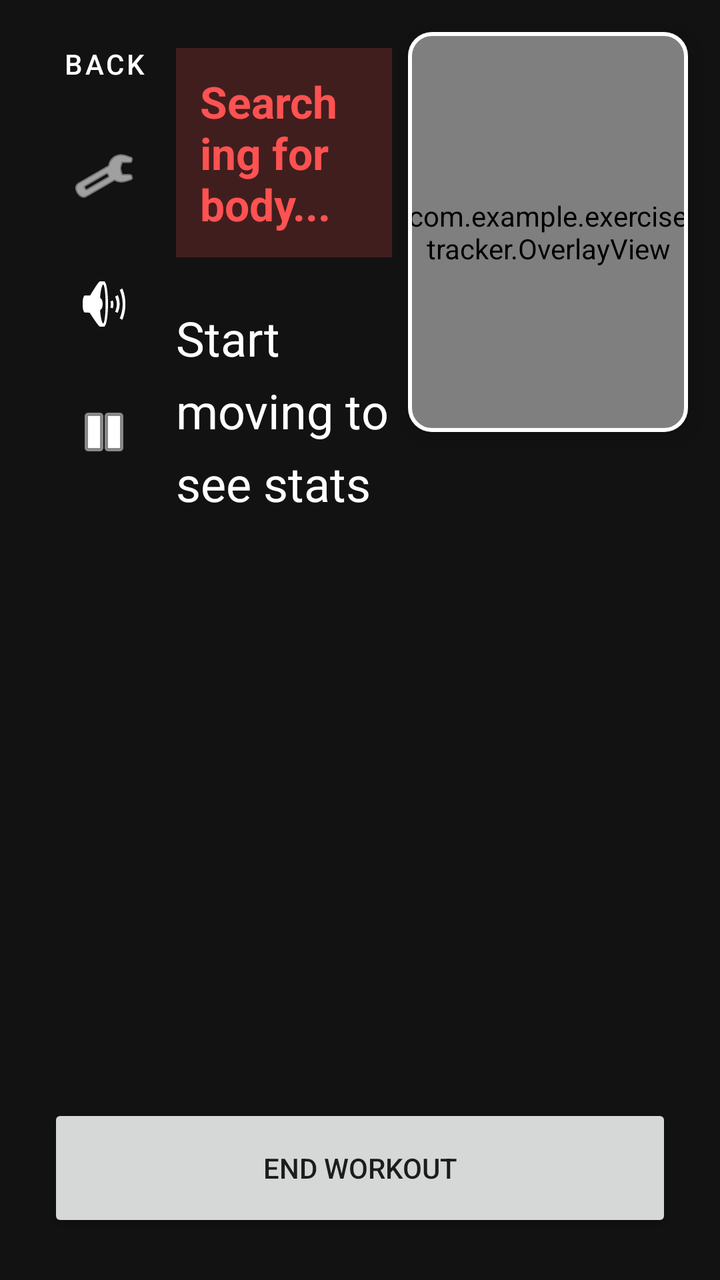
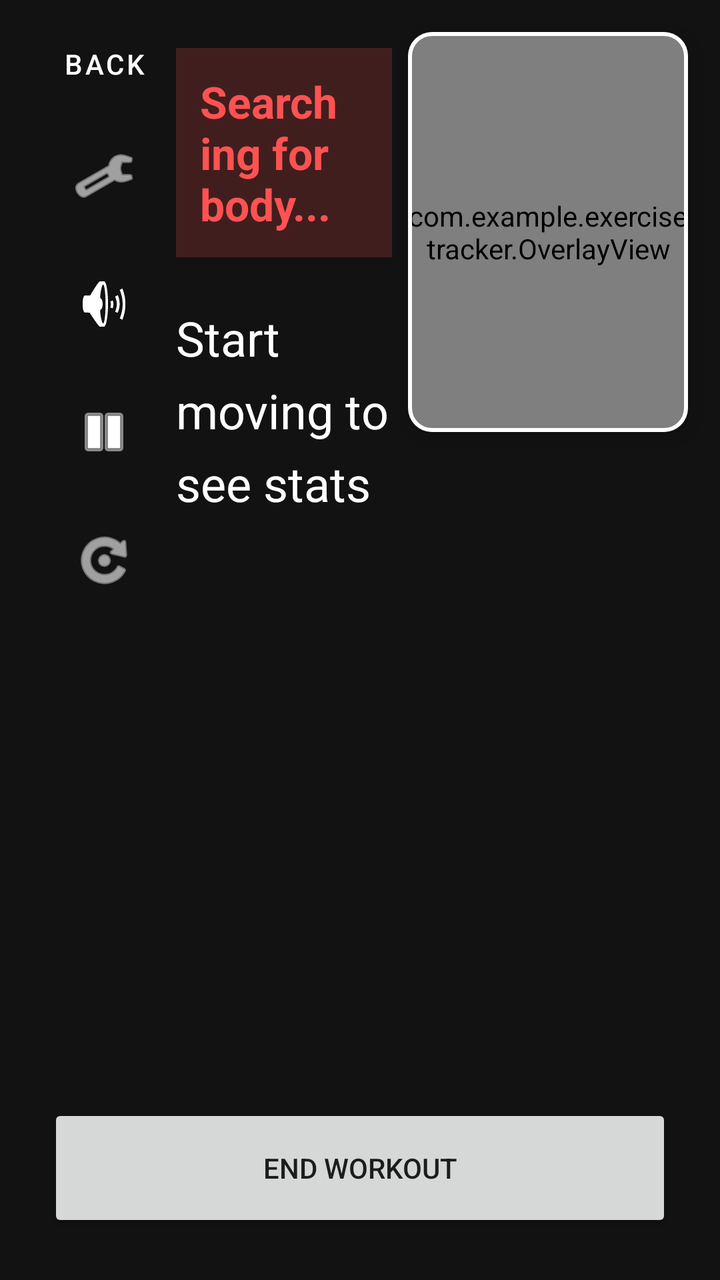

Before-and-after screenshots of an Android layout around one commit, followed by the original layout XML and the change that was made.
<!-- AndroidManifest.xml: application theme Theme.MaterialComponents.DayNight.NoActionBar -->
<!-- res/layout/activity_main.xml -->
<?xml version="1.0" encoding="utf-8"?>
<androidx.constraintlayout.widget.ConstraintLayout
    xmlns:android="http://schemas.android.com/apk/res/android"
    xmlns:app="http://schemas.android.com/apk/res-auto"
    android:layout_width="match_parent"
    android:layout_height="match_parent"
    android:background="#121212"
    android:keepScreenOn="true">

    
    <androidx.core.widget.NestedScrollView
        android:id="@+id/statsScrollView"
        android:layout_width="match_parent"
        android:layout_height="0dp"
        android:fillViewport="true"
        app:layout_constraintTop_toTopOf="parent"
        app:layout_constraintBottom_toTopOf="@id/endTaskButton">

        <LinearLayout
            android:id="@+id/statsContainer"
            android:layout_width="match_parent"
            android:layout_height="wrap_content"
            android:orientation="vertical"
            android:paddingStart="88dp"
            android:paddingTop="24dp"
            android:paddingEnd="164dp"
            android:paddingBottom="24dp">

            <TextView
                android:id="@+id/alignmentStatus"
                android:layout_width="match_parent"
                android:layout_height="wrap_content"
                android:text="Searching for body..."
                android:textAlignment="center"
                android:textSize="22sp"
                android:textStyle="bold"
                android:textColor="#FF5252"
                android:background="#33FF5252"
                android:padding="12dp"
                android:layout_marginBottom="24dp" />

            <TextView
                android:id="@+id/liveStatsText"
                android:layout_width="match_parent"
                android:layout_height="wrap_content"
                android:text="Start moving to see stats"
                android:textColor="@android:color/white"
                android:textSize="24sp"
                android:lineSpacingExtra="8dp" />

        </LinearLayout>
    </androidx.core.widget.NestedScrollView>

    
    <com.google.android.material.card.MaterialCardView
        android:id="@+id/cameraCard"
        android:layout_width="140dp"
        android:layout_height="200dp"
        android:layout_margin="16dp"
        app:cardCornerRadius="12dp"
        app:cardElevation="8dp"
        app:strokeColor="@android:color/white"
        app:strokeWidth="2dp"
        app:layout_constraintTop_toTopOf="parent"
        app:layout_constraintEnd_toEndOf="parent">

        <FrameLayout
            android:layout_width="match_parent"
            android:layout_height="match_parent">

            <androidx.camera.view.PreviewView
                android:id="@+id/viewFinder"
                android:layout_width="match_parent"
                android:layout_height="match_parent" />

            <com.example.exercisetracker.OverlayView
                android:id="@+id/overlayView"
                android:layout_width="match_parent"
                android:layout_height="match_parent" />
        </FrameLayout>
    </com.google.android.material.card.MaterialCardView>

    
    <LinearLayout
        android:id="@+id/goalPanel"
        android:layout_width="140dp"
        android:layout_height="wrap_content"
        android:layout_marginTop="12dp"
        android:gravity="center_horizontal"
        android:orientation="vertical"
        android:visibility="gone"
        app:layout_constraintTop_toBottomOf="@id/cameraCard"
        app:layout_constraintStart_toStartOf="@id/cameraCard"
        app:layout_constraintEnd_toEndOf="@id/cameraCard">

        <FrameLayout
            android:layout_width="110dp"
            android:layout_height="110dp">

            <com.google.android.material.progressindicator.CircularProgressIndicator
                android:id="@+id/goalRing"
                android:layout_width="wrap_content"
                android:layout_height="wrap_content"
                android:layout_gravity="center"
                app:indicatorSize="110dp"
                app:trackThickness="8dp"
                app:indicatorColor="#BB86FC"
                app:trackColor="#33FFFFFF" />

            <TextView
                android:id="@+id/goalRingText"
                android:layout_width="wrap_content"
                android:layout_height="wrap_content"
                android:layout_gravity="center"
                android:text="0/15"
                android:textColor="@android:color/white"
                android:textSize="22sp"
                android:textStyle="bold" />
        </FrameLayout>

        <TextView
            android:id="@+id/goalSetText"
            android:layout_width="wrap_content"
            android:layout_height="wrap_content"
            android:layout_marginTop="6dp"
            android:gravity="center"
            android:text="Set 1 of 3"
            android:textColor="@android:color/white"
            android:textSize="14sp" />
    </LinearLayout>

    
    <LinearLayout
        android:layout_width="wrap_content"
        android:layout_height="wrap_content"
        android:orientation="vertical"
        android:gravity="center_horizontal"
        android:padding="8dp"
        app:layout_constraintTop_toTopOf="parent"
        app:layout_constraintStart_toStartOf="parent">

        <Button
            android:id="@+id/backButton"
            style="@style/Widget.MaterialComponents.Button.TextButton"
            android:layout_width="wrap_content"
            android:layout_height="wrap_content"
            android:text="Back"
            android:textColor="@android:color/white" />

        <ImageButton
            android:id="@+id/filterButton"
            android:layout_width="48dp"
            android:layout_height="48dp"
            android:layout_marginTop="8dp"
            android:background="?attr/selectableItemBackgroundBorderless"
            android:src="@android:drawable/ic_menu_manage"
            app:tint="@android:color/white"
            android:contentDescription="Change exercise" />

        <ImageButton
            android:id="@+id/soundButton"
            android:layout_width="48dp"
            android:layout_height="48dp"
            android:layout_marginTop="16dp"
            android:background="?attr/selectableItemBackgroundBorderless"
            android:src="@android:drawable/ic_lock_silent_mode_off"
            app:tint="@android:color/white"
            android:contentDescription="Toggle Sound" />

        <ImageButton
            android:id="@+id/pauseButton"
            android:layout_width="48dp"
            android:layout_height="48dp"
            android:layout_marginTop="16dp"
            android:background="?attr/selectableItemBackgroundBorderless"
            android:src="@android:drawable/ic_media_pause"
            app:tint="@android:color/white"
            android:contentDescription="Pause workout" />
    </LinearLayout>

    <Button
        android:id="@+id/endTaskButton"
        android:layout_width="match_parent"
        android:layout_height="64dp"
        android:text="End Workout"
        android:layout_margin="24dp"
        app:layout_constraintBottom_toBottomOf="parent"
        app:layout_constraintStart_toStartOf="parent"
        app:layout_constraintEnd_toEndOf="parent" />

</androidx.constraintlayout.widget.ConstraintLayout>
<!-- resources referenced by this layout -->
<resources>

</resources>

<!-- the commit's change to res/layout/activity_main.xml (unified diff, before → after) -->
@@ -176,6 +176,16 @@
             android:src="@android:drawable/ic_media_pause"
             app:tint="@android:color/white"
             android:contentDescription="Pause workout" />
+
+        <ImageButton
+            android:id="@+id/rotateButton"
+            android:layout_width="48dp"
+            android:layout_height="48dp"
+            android:layout_marginTop="16dp"
+            android:background="?attr/selectableItemBackgroundBorderless"
+            android:src="@android:drawable/ic_menu_rotate"
+            app:tint="@android:color/white"
+            android:contentDescription="Switch to landscape" />
     </LinearLayout>
 
     <Button
